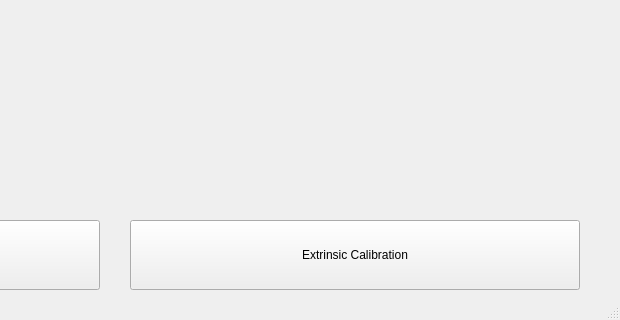
This is ui/mainwindow.ui in owo458/TempProject as Qt 5 draws it before an edit; both pictures show x 380 to 1000 and y 230 to 550 of the 1000 by 550 pixel window. The edited form follows.
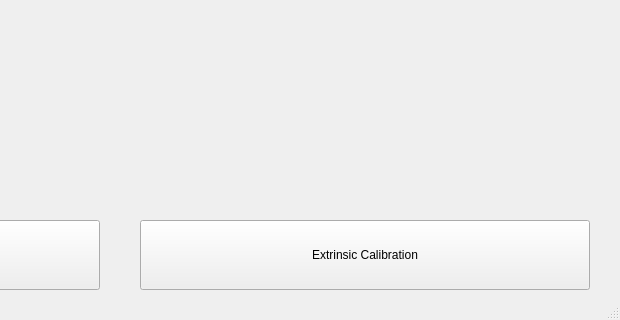
This is the edited form. Icons and pictures are not drawn.

Diff of the .ui file:
```diff
--- a/ui/mainwindow.ui
+++ b/ui/mainwindow.ui
@@ -30,7 +30,7 @@
    <widget class="QPushButton" name="pushbtn_extrinsic">
     <property name="geometry">
      <rect>
-      <x>510</x>
+      <x>520</x>
       <y>450</y>
       <width>450</width>
       <height>70</height>
@@ -43,10 +43,10 @@
    <widget class="QLabel" name="LogoImg">
     <property name="geometry">
      <rect>
-      <x>70</x>
-      <y>40</y>
-      <width>791</width>
-      <height>381</height>
+      <x>100</x>
+      <y>60</y>
+      <width>871</width>
+      <height>341</height>
      </rect>
     </property>
     <property name="styleSheet">
```
Left out of the diff: 8 changed lines with no effect on the pictures.
